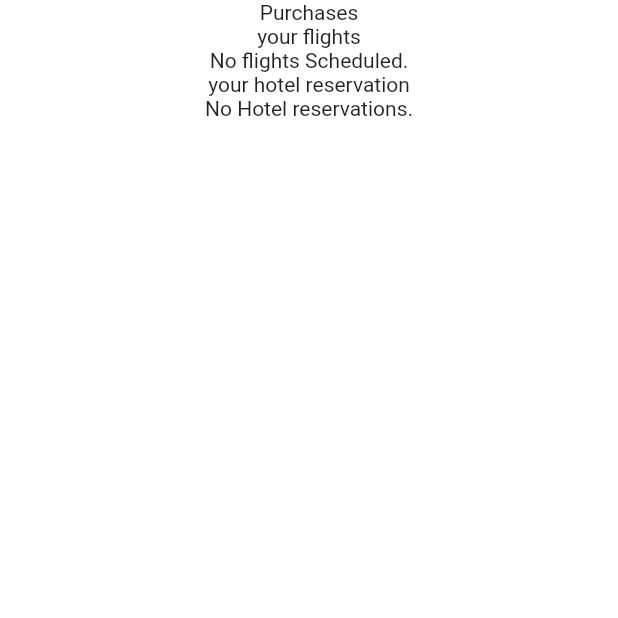
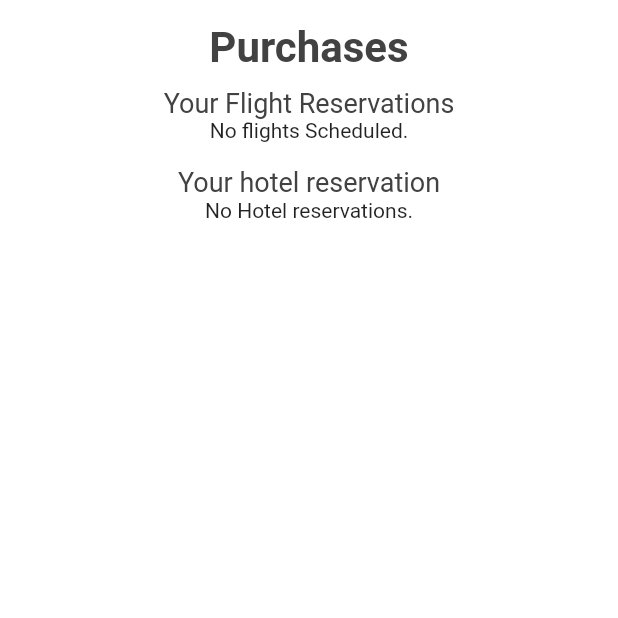
Before and after one commit to rez120/mobile-travel-application, a Flutter app: the DealsScreen screen opened directly, on a phone screen of 412 x 824 dp, the top half of it. Run offline on Flutter 3.47's test engine with Material 2 defaults, Android fonts, the phone set to English and light mode, and no system bars; our stand-ins replace flutter_spinkit; missing offline and left inert: linkify.

Commit message:
finalized search and deals screens

```diff
--- a/lib/screens/deals_screen/deals_screen.dart
+++ b/lib/screens/deals_screen/deals_screen.dart
@@ -16,13 +16,26 @@ class _DealsScreenState extends State<DealsScreen> {
             crossAxisAlignment: CrossAxisAlignment.center,
             mainAxisAlignment: MainAxisAlignment.center,
             children: [
+              SizedBox(
+                height: 15.0,
+              ),
               Align(
                   alignment: Alignment.center,
                   child: Text(
                     "Purchases",
                     textAlign: TextAlign.center,
+                    style: TextStyle(
+                        color: Colors.grey[800],
+                        fontSize: 28.0,
+                        fontWeight: FontWeight.bold),
                   )),
-              Container(child: Text("your flights")),
+              SizedBox(height: 10.0),
+              Container(
+                child: Text(
+                  "Your Flight Reservations",
+                  style: TextStyle(color: Colors.grey[800], fontSize: 18.0),
+                ),
+              ),
               Column(
                 children: flights.length != 0
                     ? flights
@@ -38,7 +51,13 @@ class _DealsScreenState extends State<DealsScreen> {
                         .toList()
                     : [Text("No flights Scheduled.")],
               ),
-              Text("your hotel reservation"),
+              SizedBox(
+                height: 16.0,
+              ),
+              Text(
+                "Your hotel reservation",
+                style: TextStyle(color: Colors.grey[800], fontSize: 18.0),
+              ),
               Column(
                 children: hotels.length != 0
                     ? hotels
@@ -90,7 +109,12 @@ class PurchaseCard extends StatelessWidget {
             subtitle: flight == 1
                 ? Text(destination.flightPrice)
                 : Text(destination.hotelPrice),
-            trailing: IconButton(icon: Icon(Icons.delete), onPressed: remove)),
+            trailing: IconButton(
+                icon: Icon(
+                  Icons.delete,
+                  color: Colors.red[800],
+                ),
+                onPressed: remove)),
       ),
     );
   }
```
Also changed, not shown: lib/screens/search_screen/search_screen.dart (+35 -4 lines).
